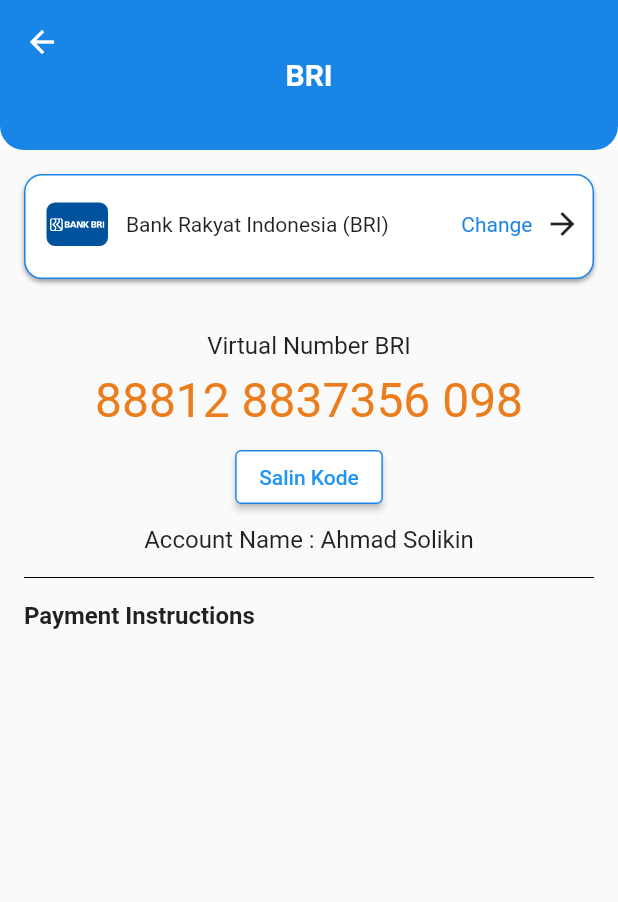
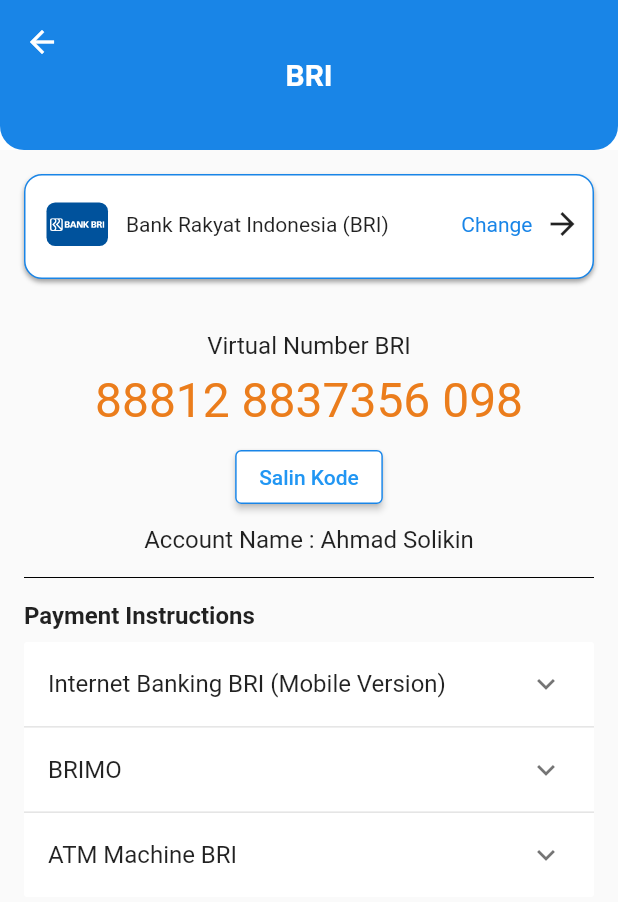
Before and after one commit to Aqsaaaa/Trading_App, a Flutter app: the BriPage screen opened directly, on a phone screen of 412 x 824 dp. Shown: the top 902 px of the screen. Run offline on Flutter 3.47's test engine with Material 2 defaults, Android fonts, the phone set to English and light mode, and no system bars; our stand-ins replace flutter_svg.

Commit message:
feat: add expansion panel deposit

```diff
--- /dev/null
+++ b/lib/modules/expansion_panel/expansion_panel.dart
@@ -0,0 +1,99 @@
+import 'package:flutter/material.dart';
+import 'package:trading_app/gen/colors.gen.dart';
+
+// stores ExpansionPanel state information
+class Item {
+  Item({
+    required this.expandedValue,
+    required this.headerValue,
+    this.isExpanded = false,
+  });
+
+  List<String> expandedValue;
+  String headerValue;
+  bool isExpanded;
+}
+
+List<Item> generateItems(int numberOfItems) {
+  return [
+    Item(headerValue: 'Internet Banking BRI (Mobile Version)', expandedValue: [
+      'Open the BRI Mobile Application and Login to BRI Internet Banking',
+      'Select the Payment menu > Briva',
+      'Press the "Payment Code" column then enter 88812 8837356 098 as the Briva Number and click "Ok"',
+      'Enter the top up amount you want to pay and press "Send". If account virtual number is correct, transaction information will be displayed.',
+      'Confirm the transaction by entering yout internet banking password and clicking "Send"'
+    ]),
+    Item(headerValue: 'BRIMO', expandedValue: [
+      'Open the BRI Mobile Application and Login to BRI Internet Banking',
+      'Select the Payment menu > Briva',
+      'Press the "Payment Code" column then enter 88812 8837356 098 as the Briva Number and click "Ok"',
+      'Enter the top up amount you want to pay and press "Send". If account virtual number is correct, transaction information will be displayed.',
+      'Confirm the transaction by entering yout internet banking password and clicking "Send"'
+    ]),
+    Item(headerValue: 'ATM Machine BRI', expandedValue: [
+      'Open the BRI Mobile Application and Login to BRI Internet Banking',
+      'Select the Payment menu > Briva',
+      'Press the "Payment Code" column then enter 88812 8837356 098 as the Briva Number and click "Ok"',
+      'Enter the top up amount you want to pay and press "Send". If account virtual number is correct, transaction information will be displayed.',
+      'Confirm the transaction by entering yout internet banking password and clicking "Send"'
+    ])
+  ];
+}
+
+class ExpansionPanelListExample extends StatefulWidget {
+  const ExpansionPanelListExample({super.key});
+
+  @override
+  State<ExpansionPanelListExample> createState() =>
+      _ExpansionPanelListExampleState();
+}
+
+class _ExpansionPanelListExampleState extends State<ExpansionPanelListExample> {
+  final List<Item> _data = generateItems(3);
+
+  @override
+  Widget build(BuildContext context) {
+    return SingleChildScrollView(
+      child: Container(
+        child: _buildPanel(),
+      ),
+    );
+  }
+
+  Widget _buildPanel() {
+    return ExpansionPanelList(
+      elevation: 0,
+      expansionCallback: (int index, bool isExpanded) {
+        setState(() {
+          _data[index].isExpanded = isExpanded;
+        });
+      },
+      children: _data.map<ExpansionPanel>((Item item) {
+        return ExpansionPanel(
+          headerBuilder: (BuildContext context, bool isExpanded) {
+            return ListTile(
+              title: Text(item.headerValue),
+            );
+          },
+          body: Container(
+            decoration: BoxDecoration(
+              color: ColorName.grey,
+            ),
+            child: ListTile(
+              title: Column(
+                  crossAxisAlignment: CrossAxisAlignment.start,
+                  children: List.generate(
+                      item.expandedValue.length,
+                      (index) =>
+                          Text('${index + 1}. ${item.expandedValue[index]}',
+                          textAlign: TextAlign.justify,
+                          ))),
+              subtitle: Text('subtitle'),
+            ),
+          ),
+          isExpanded: item.isExpanded,
+        );
+      }).toList(),
+    );
+  }
+}
--- a/lib/modules/wallet/view/instruction/bri_page.dart
+++ b/lib/modules/wallet/view/instruction/bri_page.dart
@@ -1,5 +1,6 @@
 import 'package:flutter/material.dart';
 import 'package:trading_app/gen/colors.gen.dart';
+import 'package:trading_app/modules/expansion_panel/expansion_panel.dart';
 import 'package:trading_app/modules/wallet/view/deposit_page.dart';
 
 import '../../../../gen/assets.gen.dart';
@@ -60,6 +61,8 @@ class BriPage extends StatelessWidget {
       ),
       body: Padding(
         padding: const EdgeInsets.symmetric(horizontal: 16, vertical: 16),
+        child: SingleChildScrollView(
+          scrollDirection: Axis.vertical,
           child: Column(
             crossAxisAlignment: CrossAxisAlignment.start,
             children: [
@@ -155,8 +158,11 @@ class BriPage extends StatelessWidget {
               const Text(
                 'Payment Instructions',
                 style: TextStyle(fontWeight: FontWeight.bold, fontSize: 16),
-            )
+              ),
+              const SizedBox(height: 8),
+              ExpansionPanelListExample()
             ],
+          ),
         ),
       ),
     );
```
Lines whose indentation alone changed are shown as unchanged.
